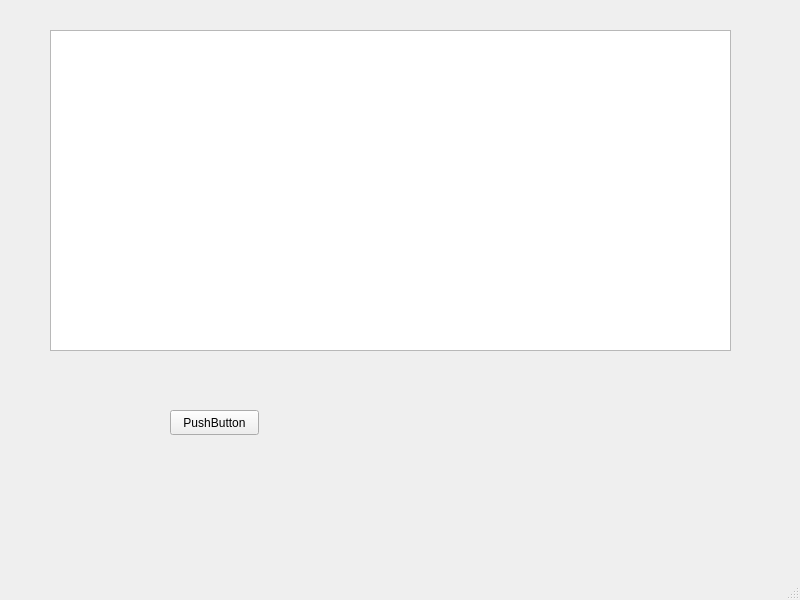
First picture: the form in MyLittleChat/mainwindow.ui, repository xatuko/MyLittleChat, before the edit.
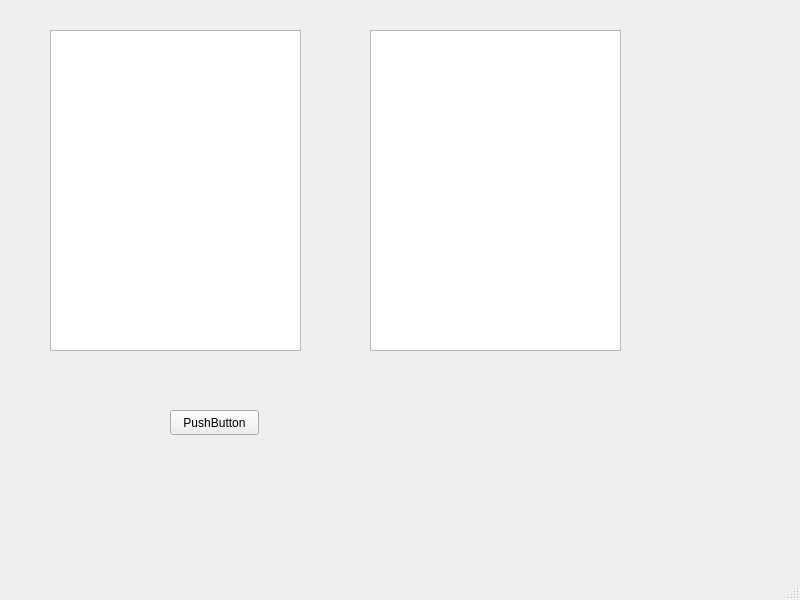
Second picture: the form after the edit.

Commit message: work with context

Diff of the .ui file:
```diff
--- a/MyLittleChat/mainwindow.ui
+++ b/MyLittleChat/mainwindow.ui
@@ -19,7 +19,7 @@
      <rect>
       <x>50</x>
       <y>30</y>
-      <width>681</width>
+      <width>251</width>
       <height>321</height>
      </rect>
     </property>
@@ -37,6 +37,16 @@
      <string>PushButton</string>
     </property>
    </widget>
+   <widget class="QTextEdit" name="textEdit_2">
+    <property name="geometry">
+     <rect>
+      <x>370</x>
+      <y>30</y>
+      <width>251</width>
+      <height>321</height>
+     </rect>
+    </property>
+   </widget>
   </widget>
   <widget class="QMenuBar" name="menubar">
    <property name="geometry">
```
The commit also changes 2 other files.
